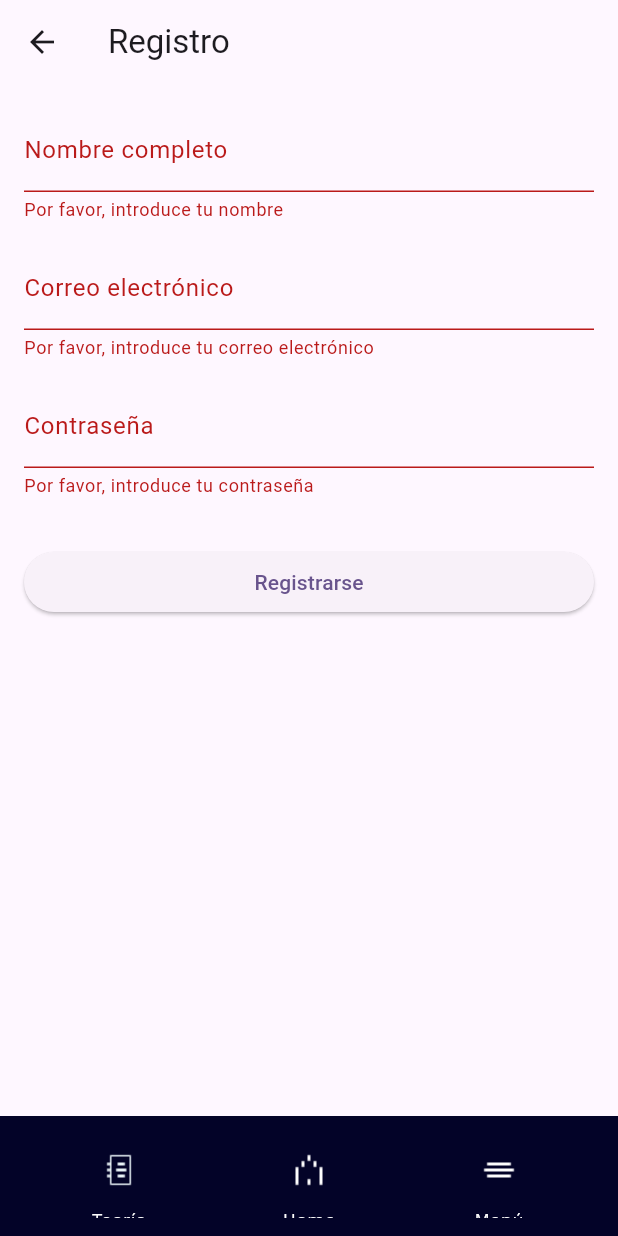
After one commit to PabloAndresZP/miapp, a Flutter app: the RegisterPage screen opened directly, after a tap on "Registrarse", on a phone screen of 412 x 824 dp. The commit adds this screen. Run offline on Flutter 3.47's test engine with Material 2 defaults, Android fonts, the phone set to English and light mode, and no system bars; our stand-ins replace audioplayers.

Commit message:
Estilos Home

```diff
--- /dev/null
+++ b/lib/src/pages/register_page.dart
@@ -0,0 +1,90 @@
+import 'package:flutter/material.dart';
+import 'package:mi_app_imgsound/src/widgets/custom_footer.dart';
+
+class RegisterPage extends StatefulWidget {
+  @override
+  _RegisterPageState createState() => _RegisterPageState();
+}
+
+class _RegisterPageState extends State<RegisterPage> {
+  final GlobalKey<FormState> _formKey = GlobalKey<FormState>();
+  final TextEditingController _emailController = TextEditingController();
+  final TextEditingController _passwordController = TextEditingController();
+  final TextEditingController _nameController = TextEditingController();
+
+  @override
+  void dispose() {
+    _emailController.dispose();
+    _passwordController.dispose();
+    _nameController.dispose();
+    super.dispose();
+  }
+
+  @override
+  Widget build(BuildContext context) {
+    return Scaffold(
+      appBar: AppBar(
+        title: Text('Registro'),
+      ),
+      body: Padding(
+        padding: const EdgeInsets.all(16.0),
+        child: Form(
+          key: _formKey,
+          child: ListView(
+            children: <Widget>[
+              TextFormField(
+                controller: _nameController,
+                decoration: InputDecoration(labelText: 'Nombre completo'),
+                validator: (String? value) {
+                  if (value == null || value.isEmpty) {
+                    return 'Por favor, introduce tu nombre';
+                  }
+                  return null;
+                },
+              ),
+              SizedBox(height: 16),
+              TextFormField(
+                controller: _emailController,
+                decoration: InputDecoration(labelText: 'Correo electrónico'),
+                validator: (String? value) {
+                  if (value == null || value.isEmpty) {
+                    return 'Por favor, introduce tu correo electrónico';
+                  }
+                  if (!value.contains('@')) {
+                    return 'Por favor, introduce un correo electrónico válido';
+                  }
+                  return null;
+                },
+              ),
+              SizedBox(height: 16),
+              TextFormField(
+                controller: _passwordController,
+                decoration: InputDecoration(labelText: 'Contraseña'),
+                obscureText: true,
+                validator: (String? value) {
+                  if (value == null || value.isEmpty) {
+                    return 'Por favor, introduce tu contraseña';
+                  }
+                  if (value.length < 6) {
+                    return 'La contraseña debe tener al menos 6 caracteres';
+                  }
+                  return null;
+                },
+              ),
+              SizedBox(height: 32),
+              ElevatedButton(
+                onPressed: () {
+                  if (_formKey.currentState!.validate()) {
+                    // Implementar la lógica de registro aquí
+                  }
+                },
+                child: Text('Registrarse'),
+              )
+            ],
+          ),
+        ),
+      ),
+      bottomNavigationBar: CustomFooter(),
+    );
+  }
+}
--- /dev/null
+++ b/lib/src/widgets/custom_footer.dart
@@ -0,0 +1,182 @@
+import 'package:flutter/material.dart';
+
+// Ajusta las rutas de importación según la estructura de tu directorio
+import '../pages/instructions_page.dart';
+import '../pages/level2_screen.dart';
+import '../pages/theory_page.dart';
+import '../pages/game3_page.dart';
+import '../pages/register_page.dart';
+
+class CustomFooter extends StatelessWidget {
+  void _showMenu(BuildContext context) {
+    showModalBottomSheet(
+      context: context,
+      backgroundColor: Color(0xFF030328),
+      builder: (context) {
+        return Container(
+          padding: EdgeInsets.all(16.0),
+          child: Column(
+            mainAxisSize: MainAxisSize.min,
+            children: [
+              ListTile(
+                title: Text(
+                  'Teoría',
+                  style: TextStyle(
+                    fontFamily: 'WorkSans',
+                    fontSize: 15,
+                    color: Color(0xFF7CF8FF),
+                  ),
+                ),
+                onTap: () {
+                  Navigator.push(
+                    context,
+                    MaterialPageRoute(builder: (context) => TheoryPage()),
+                  );
+                },
+              ),
+              ListTile(
+                title: Text(
+                  'Ritmo Pictórico',
+                  style: TextStyle(
+                    fontFamily: 'WorkSans',
+                    fontSize: 15,
+                    color: Color(0xFF7CF8FF),
+                  ),
+                ),
+                onTap: () {
+                  Navigator.push(
+                    context,
+                    MaterialPageRoute(builder: (context) => InstructionsPage()),
+                  );
+                },
+              ),
+              ListTile(
+                title: Text(
+                  'Pintando Sonido',
+                  style: TextStyle(
+                    fontFamily: 'WorkSans',
+                    fontSize: 15,
+                    color: Color(0xFF7CF8FF),
+                  ),
+                ),
+                onTap: () {
+                  Navigator.push(
+                    context,
+                    MaterialPageRoute(builder: (context) => Level2Screen()),
+                  );
+                },
+              ),
+              ListTile(
+                title: Text(
+                  'Lienzo Sonoro',
+                  style: TextStyle(
+                    fontFamily: 'WorkSans',
+                    fontSize: 15,
+                    color: Color(0xFF7CF8FF),
+                  ),
+                ),
+                onTap: () {
+                  Navigator.push(
+                    context,
+                    MaterialPageRoute(builder: (context) => Game3Page()),
+                  );
+                },
+              ),
+              ListTile(
+                title: Text(
+                  'Regístrate',
+                  style: TextStyle(
+                    fontFamily: 'WorkSans',
+                    fontSize: 15,
+                    color: Color(0xFF7CF8FF),
+                  ),
+                ),
+                onTap: () {
+                  Navigator.push(
+                    context,
+                    MaterialPageRoute(builder: (context) => RegisterPage()),
+                  );
+                },
+              ),
+            ],
+          ),
+        );
+      },
+    );
+  }
+
+  @override
+  Widget build(BuildContext context) {
+    return BottomAppBar(
+      color: Color(0xFF030328),
+      child: Container(
+        height: 80.0,
+        child: SingleChildScrollView(
+          child: Row(
+            mainAxisAlignment: MainAxisAlignment.spaceAround,
+            children: [
+              Column(
+                mainAxisSize: MainAxisSize.min,
+                children: [
+                  IconButton(
+                    icon: Image.asset('assets/images/icon_teoria.png', height: 24, width: 24),
+                    onPressed: () {
+                      Navigator.push(
+                        context,
+                        MaterialPageRoute(builder: (context) => TheoryPage()),
+                      );
+                    },
+                  ),
+                  Text(
+                    'Teoría',
+                    style: TextStyle(
+                      color: Color(0xFFFDFDFD),
+                      fontFamily: 'WorkSans',
+                      fontSize: 12,
+                    ),
+                  ),
+                ],
+              ),
+              Column(
+                mainAxisSize: MainAxisSize.min,
+                children: [
+                  IconButton(
+                    icon: Image.asset('assets/images/icon_home.png', height: 24, width: 24),
+                    onPressed: () {
+                      Navigator.of(context).popUntil((route) => route.isFirst);
+                    },
+                  ),
+                  Text(
+                    'Home',
+                    style: TextStyle(
+                      color: Color(0xFFFDFDFD),
+                      fontFamily: 'WorkSans',
+                      fontSize: 12,
+                    ),
+                  ),
+                ],
+              ),
+              Column(
+                mainAxisSize: MainAxisSize.min,
+                children: [
+                  IconButton(
+                    icon: Image.asset('assets/images/icon_menu.png', height: 24, width: 24),
+                    onPressed: () => _showMenu(context),
+                  ),
+                  Text(
+                    'Menú',
+                    style: TextStyle(
+                      color: Color(0xFFFDFDFD),
+                      fontFamily: 'WorkSans',
+                      fontSize: 12,
+                    ),
+                  ),
+                ],
+              ),
+            ],
+          ),
+        ),
+      ),
+    );
+  }
+}
--- a/pubspec.yaml
+++ b/pubspec.yaml
@@ -27,6 +27,8 @@ flutter:
     - assets/images/textura.png
     - assets/images/textura_2.png
     - assets/images/textura_3.png
+    - assets/images/textura_4.png
+    - assets/images/textura_5.png
     - assets/images/pintando.png
     - assets/images/ritmo.png
     - assets/images/icon_lienzo.png
```
Also changed, not shown: lib/main.dart (+121 -21 lines), assets/images/textura_4.png (added), assets/images/textura_5.png (added).
